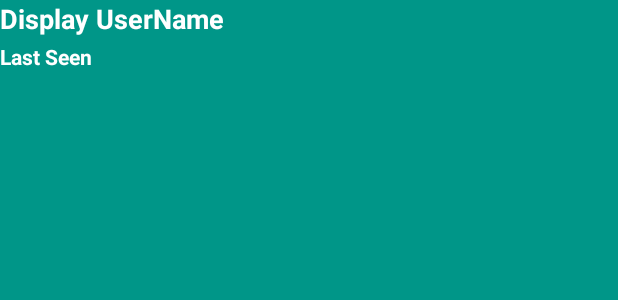
After one commit to RewaaAshraf33/newChat, an Android app: the layout custom_chat_bar.xml on its own in the app's theme, with its tools: preview values and no code run, on a phone screen of 412 x 824 dp. The commit adds this screen. Shown: the top 300 px of the screen. Run offline under Robolectric (Android 15) with nearby library versions, the phone set to English and light mode, and no system bars.

Commit message:
initial commit22222

```diff
--- a/app/src/main/AndroidManifest.xml
+++ b/app/src/main/AndroidManifest.xml
@@ -9,9 +9,10 @@
         android:roundIcon="@mipmap/ic_launcher_round"
         android:supportsRtl="true"
         android:theme="@style/Theme.MyChat">
-        <activity android:name=".MessageActivity"></activity>
+        <activity android:name=".ChatActivity"></activity>
+        <activity android:name=".MessageActivity" />
         <activity android:name=".MainActivity" />
-        <activity android:name=".RegisterActivity"></activity>
+        <activity android:name=".RegisterActivity" />
         <activity android:name=".SignUp" />
         <activity android:name=".Login_Activity">
             <intent-filter>
--- /dev/null
+++ b/app/src/main/res/drawable/profile_image.xml
@@ -0,0 +1,4 @@
+<?xml version="1.0" encoding="utf-8"?>
+<selector xmlns:android="http://schemas.android.com/apk/res/android">
+
+</selector>
--- /dev/null
+++ b/app/src/main/res/layout/custom_chat_bar.xml
@@ -0,0 +1,45 @@
+<?xml version="1.0" encoding="utf-8"?>
+<RelativeLayout
+    xmlns:android="http://schemas.android.com/apk/res/android"
+    xmlns:tools="http://schemas.android.com/tools"
+    android:layout_width="match_parent"
+    android:layout_height="match_parent"
+    android:background="@color/colorPrimary">
+
+    <com.google.android.material.imageview.ShapeableImageView
+        android:id="@+id/custom_profile_image"
+        android:layout_width="47dp"
+        android:layout_height="47dp"
+        android:layout_alignParentTop="true"
+        android:layout_alignParentEnd="true"
+        android:layout_marginRight="10dp"
+        android:cropToPadding="true"
+        android:src="@drawable/profile_image"
+        tools:ignore="MissingClass" />
+
+    <TextView
+        android:id="@+id/custom_profile_name"
+        android:layout_width="wrap_content"
+        android:layout_height="wrap_content"
+        android:layout_alignParentStart="true"
+        android:layout_alignParentTop="true"
+        android:text="Display UserName"
+        android:textColor="@android:color/background_light"
+        android:textStyle="bold"
+        android:textSize="18sp"
+        />
+
+
+    <TextView
+        android:id="@+id/custom_user_last_seen"
+        android:layout_width="wrap_content"
+        android:layout_height="wrap_content"
+        android:layout_below="@+id/custom_profile_name"
+        android:layout_alignParentStart="true"
+        android:layout_marginTop="3dp"
+        android:text="Last Seen"
+        android:textColor="@android:color/background_light"
+        android:textStyle="bold"
+        android:textSize="14sp"
+        />
+</RelativeLayout>
--- a/app/src/main/res/values/colors.xml
+++ b/app/src/main/res/values/colors.xml
@@ -7,4 +7,5 @@
     <color name="teal_700">#FF018786</color>
     <color name="black">#FF000000</color>
     <color name="white">#FFFFFFFF</color>
+    <color name="colorPrimary">#009688</color>
 </resources>
--- a/app/src/main/res/values/refs.xml
+++ b/app/src/main/res/values/refs.xml
@@ -1,2 +1,5 @@
 <?xml version="1.0" encoding="utf-8"?>
-<resources></resources>
+<resources>
+    <drawable name="sender_messages_layout" />
+    <drawable name="receiver_messages_layout" />
+</resources>
```
Also changed, not shown: app/build.gradle (+3 -4 lines), app/src/main/java/com/example/mychat/Adapter/MessageAdapter.java (added, +147 -0 lines), app/src/main/java/com/example/mychat/ChatActivity.java (added, +282 -0 lines), app/src/main/java/com/example/mychat/Messages.java (added, +86 -0 lines), app/src/main/res/layout/app_bar_layout.xml (added, +10 -0 lines).
